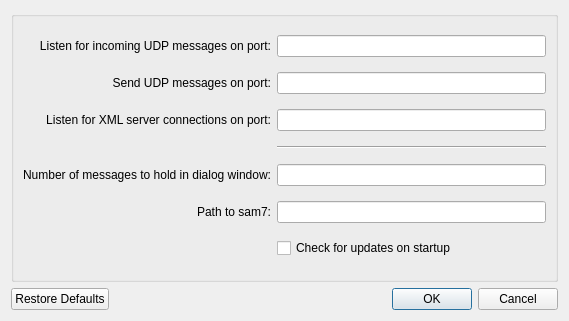
The window that mchelper/branches/v25/layouts/preferences.ui (makingthings/makecontroller) describes before a commit, drawn with Qt 5.
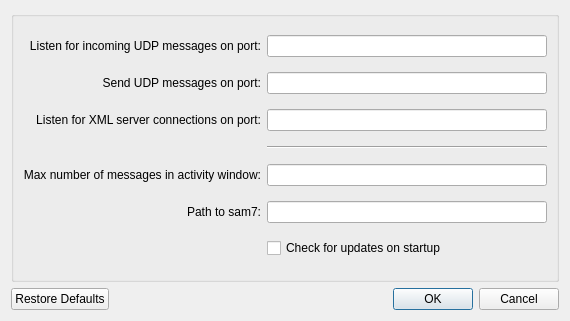
The same window after the commit.

Commit message: - update text in preferences layout - update networkmonitor to set send port properly - remove spurious uploader enablings, and make sure inspector doesn't show for sam-ba boards

The edit to the form file:
```diff
--- a/mchelper/branches/v25/layouts/preferences.ui
+++ b/mchelper/branches/v25/layouts/preferences.ui
@@ -5,7 +5,7 @@
    <rect>
     <x>0</x>
     <y>0</y>
-    <width>569</width>
+    <width>570</width>
     <height>321</height>
    </rect>
   </property>
@@ -83,7 +83,7 @@
            <string/>
           </property>
           <property name="text" >
-           <string>Number of messages to hold in dialog window:</string>
+           <string>Max number of messages in activity window:</string>
           </property>
           <property name="alignment" >
            <set>Qt::AlignRight|Qt::AlignTrailing|Qt::AlignVCenter</set>
@@ -169,7 +169,7 @@
         <enum>Qt::Horizontal</enum>
        </property>
        <property name="standardButtons" >
-        <set>QDialogButtonBox::Cancel|QDialogButtonBox::NoButton|QDialogButtonBox::Ok</set>
+        <set>QDialogButtonBox::Cancel|QDialogButtonBox::Ok</set>
        </property>
       </widget>
      </item>
```
Left out of the diff: 2 changed lines with no effect on the pictures. The commit also changes 4 other files.
